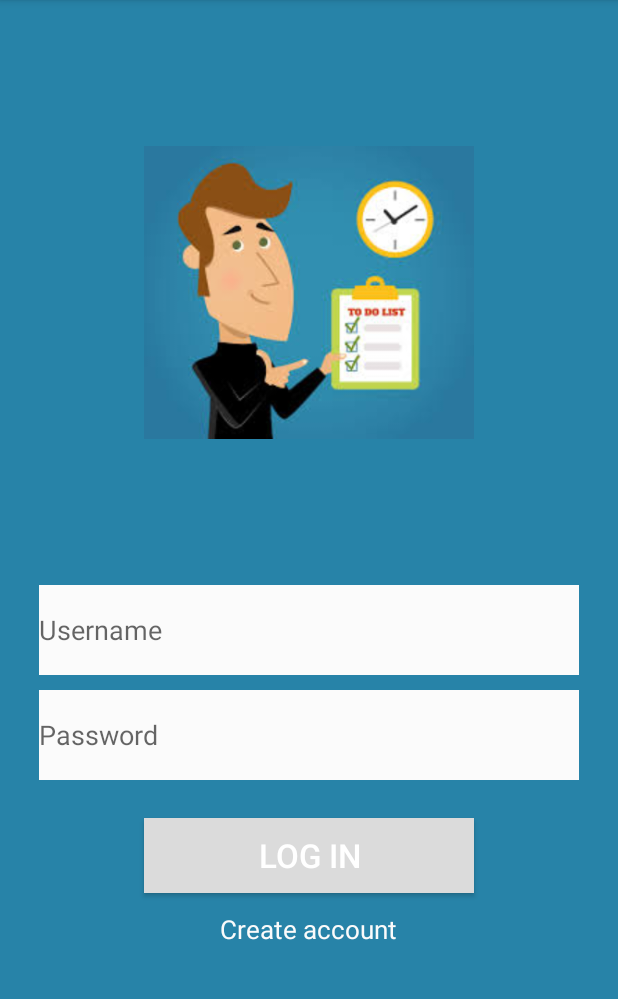
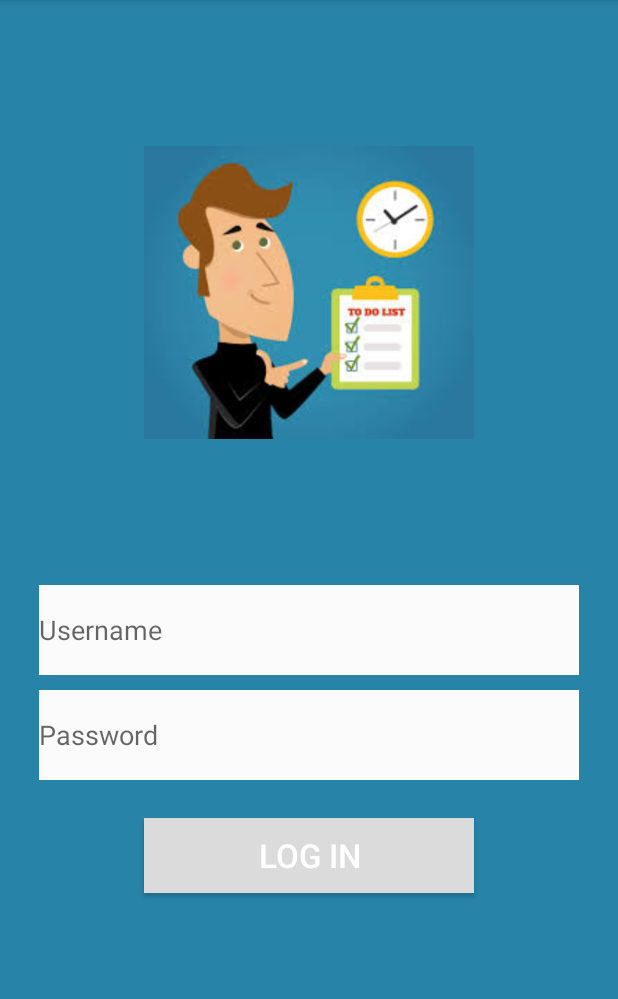
Before and after one commit to HeSingh93/todo-mobileapp, an Android app: the Login screen opened directly, with no data from a screen before it, on a phone screen of 412 x 824 dp, the part 84-1083 px from its top. Run offline under Robolectric (Android 15) with nearby library versions, the phone set to English and light mode, and no system bars.

Commit message:
Renove create account from login activity

```diff
--- a/app/src/main/res/layout/activity_login.xml
+++ b/app/src/main/res/layout/activity_login.xml
@@ -62,18 +62,6 @@
             android:textColor="#FFFFFF"
             android:textSize="22sp" />
 
-        <TextView
-            android:id="@+id/txtCreateAccount"
-            android:layout_width="wrap_content"
-            android:layout_height="wrap_content"
-            android:layout_gravity="center"
-            android:layout_marginTop="12dp"
-            android:clickable="true"
-            android:linksClickable="true"
-            android:text="Create account"
-            android:textColor="#FBFBFB"
-            android:textSize="17sp"/>
-
     </LinearLayout>
 
 </androidx.constraintlayout.widget.ConstraintLayout>
```
